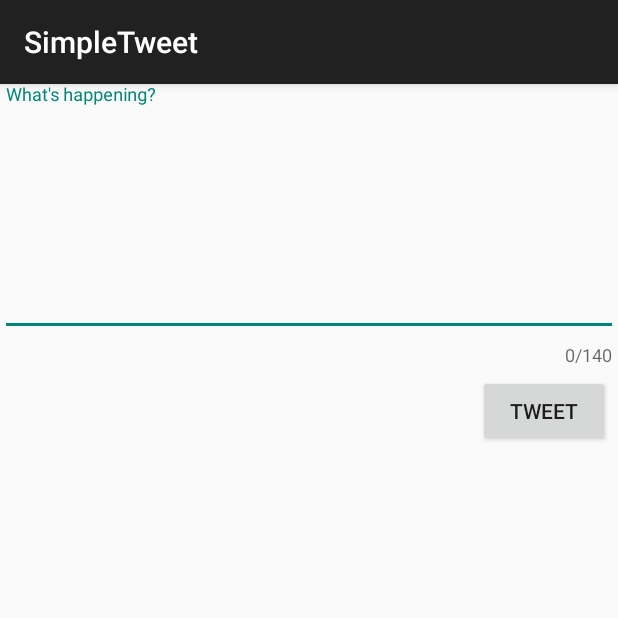
After one commit to rlee56800/SimpleTweet, an Android app: the ComposeActivity screen opened directly, with no data from a screen before it, on a phone screen of 412 x 824 dp, the top half of it. The commit adds this screen. Run offline under Robolectric (Android 15) with nearby library versions, the phone set to English and light mode, and no system bars; our stand-ins replace Room's generated code; libraries missing offline, so code that uses them is left out: com.codepath.asynchttpclient, com.facebook.stetho, org.parceler; 1 statement that could not run was skipped.

Commit message:
Completed Tweet2 + Stretch goal

```diff
--- a/app/build.gradle
+++ b/app/build.gradle
@@ -56,4 +56,7 @@ dependencies {
     annotationProcessor "androidx.room:room-compiler:$room_version"
     implementation 'com.facebook.stetho:stetho:1.5.1'
     implementation 'androidx.swiperefreshlayout:swiperefreshlayout:1.0.0'
+
+    implementation 'org.parceler:parceler-api:1.1.12'
+    annotationProcessor 'org.parceler:parceler:1.1.12'
 }
--- a/app/src/main/AndroidManifest.xml
+++ b/app/src/main/AndroidManifest.xml
@@ -13,6 +13,9 @@
         android:icon="@drawable/ic_launcher"
         android:label="@string/app_name"
         android:theme="@style/AppTheme">
+        <activity
+            android:name=".ComposeActivity"
+            android:exported="true" />
         <activity
             android:name=".TimelineActivity"
             android:exported="true" />
--- /dev/null
+++ b/app/src/main/java/com/codepath/apps/restclienttemplate/ComposeActivity.java
@@ -0,0 +1,83 @@
+package com.codepath.apps.restclienttemplate;
+
+import androidx.appcompat.app.AppCompatActivity;
+
+import android.content.Intent;
+import android.os.Bundle;
+import android.util.Log;
+import android.view.View;
+import android.widget.Button;
+import android.widget.EditText;
+import android.widget.Toast;
+
+import com.codepath.apps.restclienttemplate.models.Tweet;
+import com.codepath.asynchttpclient.callback.JsonHttpResponseHandler;
+
+import org.json.JSONException;
+import org.parceler.Parcels;
+
+import okhttp3.Headers;
+
+public class ComposeActivity extends AppCompatActivity {
+
+    public static final String TAG = "ComposeActivity";
+    public static final int MAX_TWEET_LENGTH = 140;
+
+    EditText etCompose;
+    Button btnTweet;
+
+    TwitterClient client;
+
+    @Override
+    protected void onCreate(Bundle savedInstanceState) {
+        super.onCreate(savedInstanceState);
+        setContentView(R.layout.activity_compose);
+
+        client = TwitterApp.getRestClient(this);
+
+        etCompose = findViewById(R.id.etCompose);
+        btnTweet = findViewById(R.id.btnTweet);
+
+        // Set a click listener on button
+        btnTweet.setOnClickListener(new View.OnClickListener() {
+            @Override
+            public void onClick(View view) {
+                String tweetContent = etCompose.getText().toString();
+                if(tweetContent.isEmpty()) {
+                    Toast.makeText(ComposeActivity.this, "Sorry, your tweet cannot be empty", Toast.LENGTH_LONG).show();
+                    return;
+                }
+                if(tweetContent.length() > MAX_TWEET_LENGTH) {
+                    Toast.makeText(ComposeActivity.this, "Sorry, your tweet is too long", Toast.LENGTH_LONG).show();
+                    return;
+                }
+                Toast.makeText(ComposeActivity.this, tweetContent, Toast.LENGTH_LONG).show();
+                // Make an API call to Twitter to publish the tweet
+                client.publishTweet(tweetContent, new JsonHttpResponseHandler() {
+                    @Override
+                    public void onSuccess(int statusCode, Headers headers, JSON json) {
+                        Log.i(TAG, "onSuccess to publish tweet");
+                        try {
+                            Tweet tweet = Tweet.fromJson(json.jsonObject);
+                            Log.i(TAG, "Published tweet says: " + tweet.body);
+                            Intent intent = new Intent();
+                            intent.putExtra("tweet", Parcels.wrap(tweet));
+                            // set result code and bundle data for response
+                            setResult(RESULT_OK, intent);
+                            // closes the activity, pass data to parent
+                            finish();
+                        } catch (JSONException e) {
+                            e.printStackTrace();
+                        }
+                    }
+
+                    @Override
+                    public void onFailure(int statusCode, Headers headers, String response, Throwable throwable) {
+                        Log.e(TAG, "onFailure to publish tweet", throwable);
+                    }
+                });
+            }
+        });
+
+    }
+}
--- /dev/null
+++ b/app/src/main/res/layout/activity_compose.xml
@@ -0,0 +1,34 @@
+<?xml version="1.0" encoding="utf-8"?>
+<RelativeLayout
+    xmlns:android="http://schemas.android.com/apk/res/android"
+    xmlns:app="http://schemas.android.com/apk/res-auto"
+    xmlns:tools="http://schemas.android.com/tools"
+    android:layout_width="match_parent"
+    android:layout_height="match_parent"
+    tools:context=".ComposeActivity">
+
+    <Button
+        android:id="@+id/btnTweet"
+        android:layout_width="wrap_content"
+        android:layout_height="wrap_content"
+        android:layout_below="@+id/etCharLimit"
+        android:layout_alignParentEnd="true"
+        android:layout_marginTop="5dp"
+        android:layout_marginEnd="5dp"
+        android:text="@string/tweet" />
+
+    <com.google.android.material.textfield.TextInputLayout
+        android:id="@+id/etCharLimit"
+        android:layout_width="match_parent"
+        android:layout_height="wrap_content"
+        app:counterEnabled="true"
+        app:counterMaxLength="140">
+
+        <com.google.android.material.textfield.TextInputEditText
+            android:id="@+id/etCompose"
+            android:layout_width="match_parent"
+            android:layout_height="157dp"
+            android:hint="What's happening?" />
+    </com.google.android.material.textfield.TextInputLayout>
+
+</RelativeLayout>
--- a/app/src/main/res/values/strings.xml
+++ b/app/src/main/res/values/strings.xml
@@ -5,5 +5,6 @@
     <string name="login_label">Log in</string>
     <string name="intent_scheme">oauth</string>
     <string name="intent_host">cprest</string>
+    <string name="tweet">Tweet</string>
 
 </resources>
```
Also changed, not shown: app/src/main/java/com/codepath/apps/restclienttemplate/MyDatabase.java (+6 -1 lines), app/src/main/java/com/codepath/apps/restclienttemplate/TimelineActivity.java (+74 -1 lines), app/src/main/java/com/codepath/apps/restclienttemplate/TwitterClient.java (+8 -0 lines), app/src/main/java/com/codepath/apps/restclienttemplate/models/Tweet.java (+28 -2 lines), app/src/main/java/com/codepath/apps/restclienttemplate/models/TweetDao.java (added, +21 -0 lines), app/src/main/java/com/codepath/apps/restclienttemplate/models/TweetWithUser.java (added, +26 -0 lines), app/src/main/java/com/codepath/apps/restclienttemplate/models/User.java (+30 -0 lines), app/src/main/res/menu/menu_main.xml (added, +10 -0 lines).
